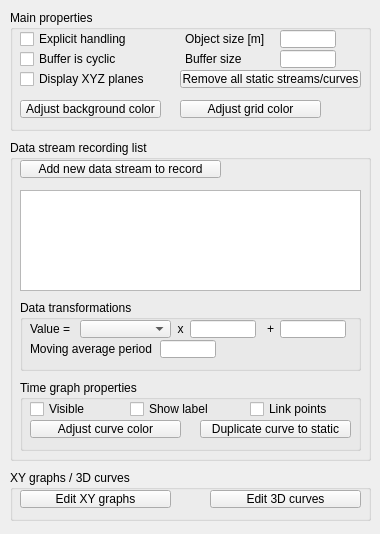
This is ui/qdlggraphs.ui in CoppeliaRobotics/coppeliaSimLib as Qt 5 draws it before an edit. The edited form follows.
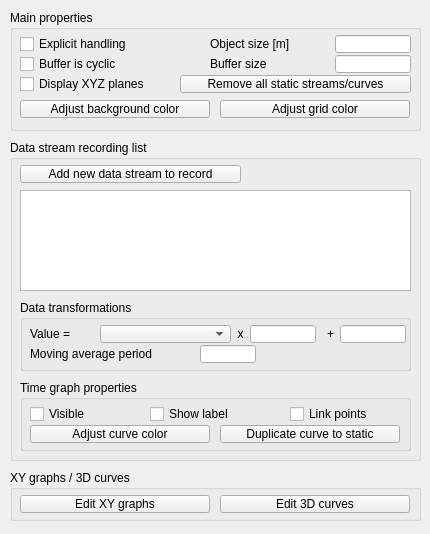
This is the edited form.

What changed in the file:
```diff
--- a/ui/qdlggraphs.ui
+++ b/ui/qdlggraphs.ui
@@ -6,7 +6,7 @@
    <rect>
     <x>0</x>
     <y>0</y>
-    <width>380</width>
+    <width>430</width>
     <height>534</height>
    </rect>
   </property>
@@ -21,7 +21,7 @@
     <rect>
      <x>10</x>
      <y>10</y>
-     <width>361</width>
+     <width>411</width>
      <height>121</height>
     </rect>
    </property>
@@ -35,8 +35,8 @@
     <property name="geometry">
      <rect>
       <x>10</x>
-      <y>20</y>
-      <width>151</width>
+      <y>25</y>
+      <width>181</width>
       <height>18</height>
      </rect>
     </property>
@@ -51,8 +51,8 @@
     <property name="geometry">
      <rect>
       <x>10</x>
-      <y>60</y>
-      <width>151</width>
+      <y>65</y>
+      <width>161</width>
       <height>18</height>
      </rect>
     </property>
@@ -67,8 +67,8 @@
     <property name="geometry">
      <rect>
       <x>10</x>
-      <y>40</y>
-      <width>151</width>
+      <y>45</y>
+      <width>191</width>
       <height>18</height>
      </rect>
     </property>
@@ -82,9 +82,9 @@
    <widget class="QLabel" name="label">
     <property name="geometry">
      <rect>
-      <x>175</x>
-      <y>20</y>
-      <width>91</width>
+      <x>200</x>
+      <y>25</y>
+      <width>121</width>
       <height>18</height>
      </rect>
     </property>
@@ -95,9 +95,9 @@
    <widget class="QLineEdit" name="qqObjectSize">
     <property name="geometry">
      <rect>
-      <x>270</x>
-      <y>20</y>
-      <width>56</width>
+      <x>325</x>
+      <y>25</y>
+      <width>76</width>
       <height>18</height>
      </rect>
     </property>
@@ -105,9 +105,9 @@
    <widget class="QLabel" name="label_2">
     <property name="geometry">
      <rect>
-      <x>175</x>
-      <y>40</y>
-      <width>91</width>
+      <x>200</x>
+      <y>45</y>
+      <width>121</width>
       <height>18</height>
      </rect>
     </property>
@@ -118,9 +118,9 @@
    <widget class="QLineEdit" name="qqBufferSize">
     <property name="geometry">
      <rect>
-      <x>270</x>
-      <y>40</y>
-      <width>56</width>
+      <x>325</x>
+      <y>45</y>
+      <width>76</width>
       <height>18</height>
      </rect>
     </property>
@@ -129,8 +129,8 @@
     <property name="geometry">
      <rect>
       <x>170</x>
-      <y>60</y>
-      <width>181</width>
+      <y>65</y>
+      <width>231</width>
       <height>18</height>
      </rect>
     </property>
@@ -146,7 +146,7 @@
      <rect>
       <x>10</x>
       <y>90</y>
-      <width>141</width>
+      <width>190</width>
       <height>18</height>
      </rect>
     </property>
@@ -160,9 +160,9 @@
    <widget class="QToolButton" name="qqAdjustGridColor">
     <property name="geometry">
      <rect>
-      <x>170</x>
+      <x>210</x>
       <y>90</y>
-      <width>141</width>
+      <width>190</width>
       <height>18</height>
      </rect>
     </property>
@@ -179,7 +179,7 @@
     <rect>
      <x>10</x>
      <y>140</y>
-     <width>361</width>
+     <width>411</width>
      <height>321</height>
     </rect>
    </property>
@@ -194,7 +194,7 @@
      <rect>
       <x>10</x>
       <y>50</y>
-      <width>341</width>
+      <width>391</width>
       <height>101</height>
      </rect>
     </property>
@@ -204,7 +204,7 @@
      <rect>
       <x>10</x>
       <y>160</y>
-      <width>341</width>
+      <width>391</width>
       <height>71</height>
      </rect>
     </property>
@@ -218,8 +218,8 @@
      <property name="geometry">
       <rect>
        <x>10</x>
-       <y>20</y>
-       <width>51</width>
+       <y>25</y>
+       <width>71</width>
        <height>18</height>
       </rect>
      </property>
@@ -230,9 +230,9 @@
     <widget class="QComboBox" name="qqTransformationCombo">
      <property name="geometry">
       <rect>
-       <x>60</x>
-       <y>20</y>
-       <width>91</width>
+       <x>80</x>
+       <y>25</y>
+       <width>131</width>
        <height>18</height>
       </rect>
      </property>
@@ -240,8 +240,8 @@
     <widget class="QLabel" name="label_4">
      <property name="geometry">
       <rect>
-       <x>150</x>
-       <y>20</y>
+       <x>210</x>
+       <y>25</y>
        <width>21</width>
        <height>18</height>
       </rect>
@@ -256,8 +256,8 @@
     <widget class="QLineEdit" name="qqTransformationCoeff">
      <property name="geometry">
       <rect>
-       <x>170</x>
-       <y>20</y>
+       <x>230</x>
+       <y>25</y>
        <width>66</width>
        <height>18</height>
       </rect>
@@ -266,8 +266,8 @@
     <widget class="QLabel" name="label_5">
      <property name="geometry">
       <rect>
-       <x>240</x>
-       <y>20</y>
+       <x>300</x>
+       <y>25</y>
        <width>21</width>
        <height>18</height>
       </rect>
@@ -282,8 +282,8 @@
     <widget class="QLineEdit" name="qqTransformationOffset">
      <property name="geometry">
       <rect>
-       <x>260</x>
-       <y>20</y>
+       <x>320</x>
+       <y>25</y>
        <width>66</width>
        <height>18</height>
       </rect>
@@ -293,8 +293,8 @@
      <property name="geometry">
       <rect>
        <x>10</x>
-       <y>40</y>
-       <width>131</width>
+       <y>45</y>
+       <width>171</width>
        <height>18</height>
       </rect>
      </property>
@@ -305,8 +305,8 @@
     <widget class="QLineEdit" name="qqMovingAveragePeriod">
      <property name="geometry">
       <rect>
-       <x>140</x>
-       <y>40</y>
+       <x>180</x>
+       <y>45</y>
        <width>56</width>
        <height>18</height>
       </rect>
@@ -318,7 +318,7 @@
      <rect>
       <x>10</x>
       <y>240</y>
-      <width>341</width>
+      <width>391</width>
       <height>71</height>
      </rect>
     </property>
@@ -332,8 +332,8 @@
      <property name="geometry">
       <rect>
        <x>10</x>
-       <y>20</y>
-       <width>101</width>
+       <y>25</y>
+       <width>121</width>
        <height>18</height>
       </rect>
      </property>
@@ -347,9 +347,9 @@
     <widget class="QCheckBox" name="qqShowLabel">
      <property name="geometry">
       <rect>
-       <x>110</x>
-       <y>20</y>
-       <width>121</width>
+       <x>130</x>
+       <y>25</y>
+       <width>131</width>
        <height>18</height>
       </rect>
      </property>
@@ -363,9 +363,9 @@
     <widget class="QCheckBox" name="qqLinkPoints">
      <property name="geometry">
       <rect>
-       <x>230</x>
-       <y>20</y>
-       <width>111</width>
+       <x>270</x>
+       <y>25</y>
+       <width>121</width>
        <height>18</height>
       </rect>
      </property>
@@ -380,8 +380,8 @@
      <property name="geometry">
       <rect>
        <x>10</x>
-       <y>40</y>
-       <width>151</width>
+       <y>45</y>
+       <width>180</width>
        <height>18</height>
       </rect>
      </property>
@@ -395,9 +395,9 @@
     <widget class="QToolButton" name="qqDuplicateToStatic">
      <property name="geometry">
       <rect>
-       <x>180</x>
-       <y>40</y>
-       <width>151</width>
+       <x>200</x>
+       <y>45</y>
+       <width>180</width>
        <height>18</height>
       </rect>
      </property>
@@ -413,8 +413,8 @@
     <property name="geometry">
      <rect>
       <x>10</x>
-      <y>20</y>
-      <width>201</width>
+      <y>25</y>
+      <width>221</width>
       <height>18</height>
      </rect>
     </property>
@@ -431,7 +431,7 @@
     <rect>
      <x>10</x>
      <y>470</y>
-     <width>361</width>
+     <width>411</width>
      <height>51</height>
     </rect>
    </property>
@@ -445,8 +445,8 @@
     <property name="geometry">
      <rect>
       <x>10</x>
-      <y>20</y>
-      <width>151</width>
+      <y>25</y>
+      <width>190</width>
       <height>18</height>
      </rect>
     </property>
@@ -460,9 +460,9 @@
    <widget class="QToolButton" name="qqEdit3DCurves">
     <property name="geometry">
      <rect>
-      <x>200</x>
-      <y>20</y>
-      <width>151</width>
+      <x>210</x>
+      <y>25</y>
+      <width>190</width>
       <height>18</height>
      </rect>
     </property>
```
